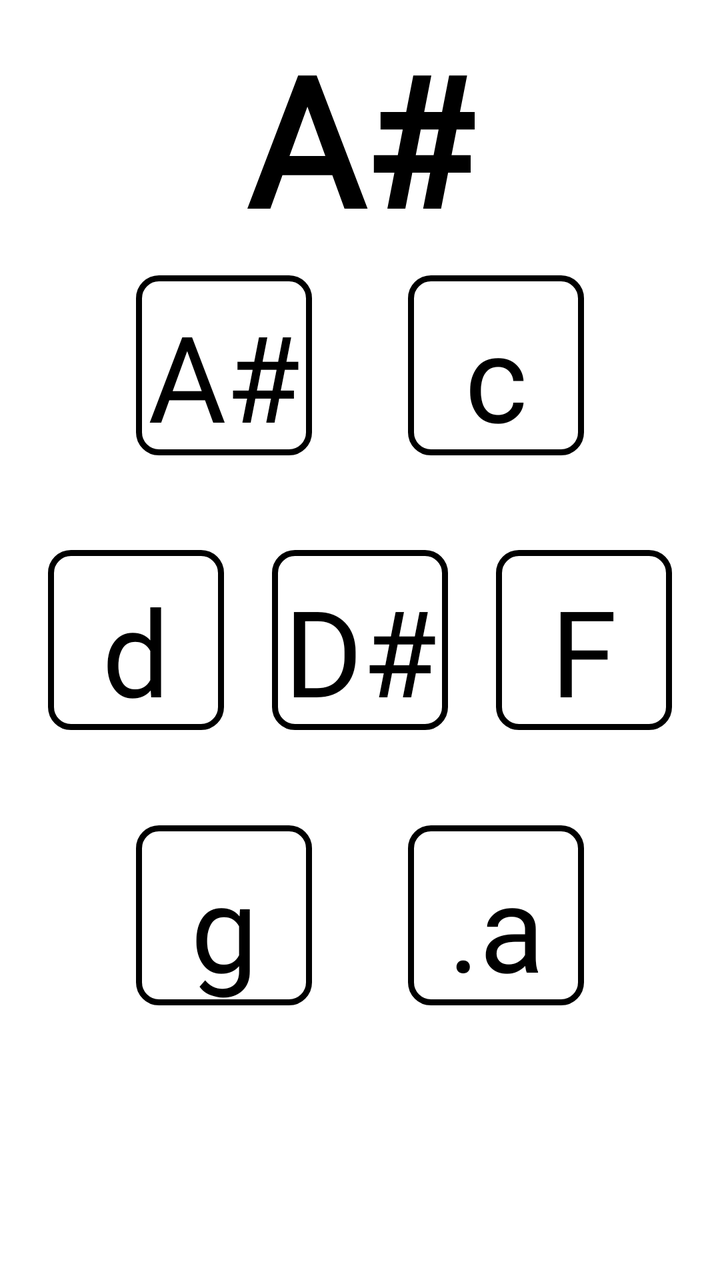
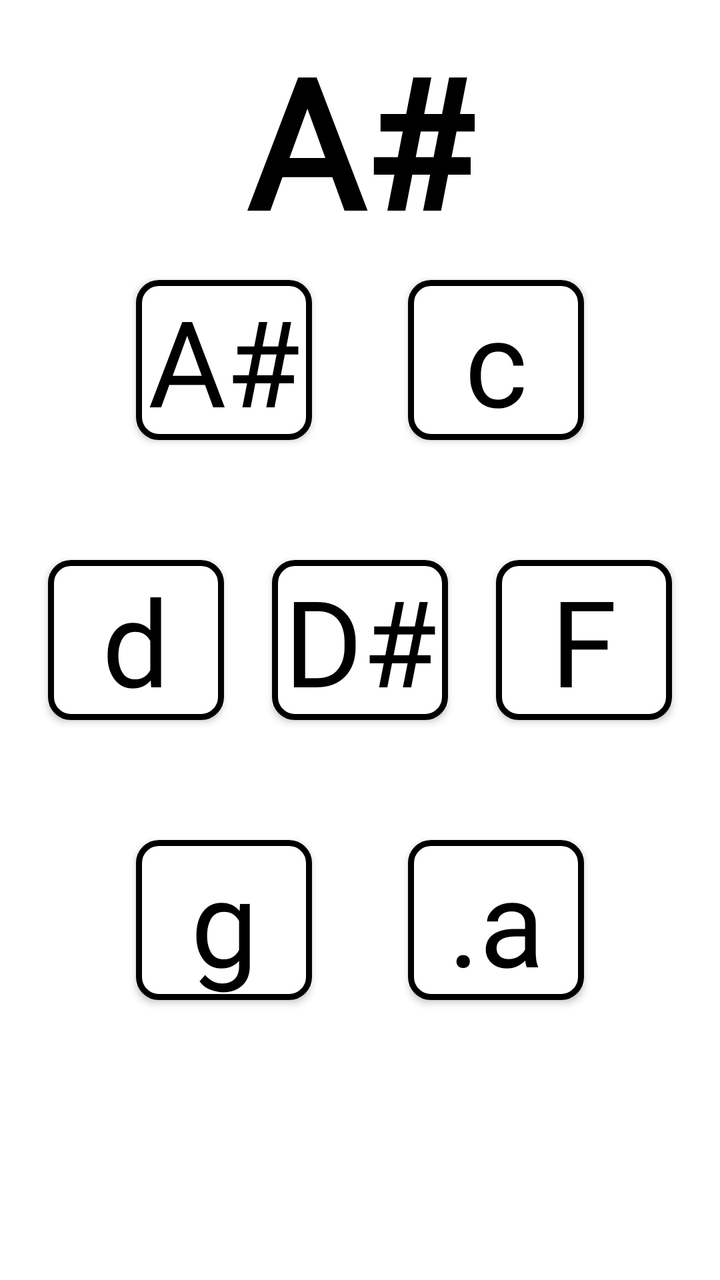

Compare the two renders of this Android layout. The source of the first and the diff that turns it into the second are given below.
<!-- AndroidManifest.xml: application theme AppTheme -->
<!-- res/layout/activity_maj_as.xml -->
<?xml version="1.0" encoding="utf-8"?>
<androidx.constraintlayout.widget.ConstraintLayout xmlns:android="http://schemas.android.com/apk/res/android"
    xmlns:app="http://schemas.android.com/apk/res-auto"
    xmlns:tools="http://schemas.android.com/tools"
    android:layout_width="match_parent"
    android:layout_height="match_parent"
    android:background="#ffffff"
    android:orientation="vertical"
    tools:context=".maj_as">


    <TextView
        android:id="@+id/maj_as_label"
        android:layout_width="wrap_content"
        android:layout_height="wrap_content"
        android:fontFamily="@font/intut"
        android:text="@string/M_as"
        android:textColor="#000000"
        android:textSize="90sp"
        android:textStyle="bold"
        app:layout_constraintBottom_toTopOf="@+id/as"
        app:layout_constraintEnd_toEndOf="@+id/c"
        app:layout_constraintStart_toStartOf="@+id/as"
        app:layout_constraintTop_toTopOf="parent"
        tools:ignore="MissingConstraints" />

    <Button
        android:id="@+id/as"
        android:layout_width="wrap_content"
        android:layout_height="wrap_content"
        android:background="@drawable/main_theme"
        android:fontFamily="@font/intut"
        android:text="@string/MAS_as"
        android:textAllCaps="false"
        android:textColor="#000000"
        android:textSize="60sp"
        app:layout_constraintBottom_toBottomOf="@+id/d"
        app:layout_constraintEnd_toEndOf="@+id/ds"
        app:layout_constraintStart_toStartOf="parent"
        app:layout_constraintTop_toTopOf="parent"
        tools:ignore="MissingConstraints" />

    <Button
        android:id="@+id/c"
        android:layout_width="wrap_content"
        android:layout_height="wrap_content"
        android:background="@drawable/main_theme"
        android:fontFamily="@font/intut"
        android:text="@string/MAS_c"
        android:textAllCaps="false"
        android:textColor="#000000"
        android:textSize="60sp"
        app:layout_constraintBottom_toBottomOf="@+id/f"
        app:layout_constraintEnd_toEndOf="parent"
        app:layout_constraintStart_toStartOf="@+id/ds"
        app:layout_constraintTop_toTopOf="parent"
        tools:ignore="MissingConstraints" />

    <Button
        android:id="@+id/d"
        android:layout_width="wrap_content"
        android:layout_height="wrap_content"
        android:background="@drawable/main_theme"
        android:fontFamily="@font/intut"
        android:text="@string/MAS_d"
        android:textAllCaps="false"
        android:textColor="#000000"
        android:textSize="60sp"
        app:layout_constraintBottom_toBottomOf="parent"
        app:layout_constraintEnd_toStartOf="@+id/ds"
        app:layout_constraintStart_toStartOf="parent"
        app:layout_constraintTop_toTopOf="parent"
        tools:ignore="MissingConstraints" />

    <Button
        android:id="@+id/ds"
        android:layout_width="wrap_content"
        android:layout_height="wrap_content"
        android:background="@drawable/main_theme"
        android:fontFamily="@font/intut"
        android:text="@string/MAS_ds"
        android:textAllCaps="false"
        android:textColor="#000000"
        android:textSize="60sp"
        app:layout_constraintBottom_toBottomOf="parent"
        app:layout_constraintEnd_toEndOf="parent"
        app:layout_constraintStart_toStartOf="parent"
        app:layout_constraintTop_toTopOf="parent"
        tools:ignore="MissingConstraints" />

    <Button
        android:id="@+id/f"
        android:layout_width="wrap_content"
        android:layout_height="wrap_content"
        android:background="@drawable/main_theme"
        android:fontFamily="@font/intut"
        android:text="@string/MAS_f"
        android:textAllCaps="false"
        android:textColor="#000000"
        android:textSize="60sp"
        app:layout_constraintBottom_toBottomOf="parent"
        app:layout_constraintEnd_toEndOf="parent"
        app:layout_constraintStart_toEndOf="@+id/ds"
        app:layout_constraintTop_toTopOf="parent"
        tools:ignore="MissingConstraints" />

    <Button
        android:id="@+id/g"
        android:layout_width="wrap_content"
        android:layout_height="wrap_content"
        android:background="@drawable/main_theme"
        android:fontFamily="@font/intut"
        android:text="@string/MAS_g"
        android:textAllCaps="false"
        android:textColor="#000000"
        android:textSize="60sp"
        app:layout_constraintBottom_toBottomOf="parent"
        app:layout_constraintEnd_toEndOf="@+id/ds"
        app:layout_constraintStart_toStartOf="parent"
        app:layout_constraintTop_toTopOf="@+id/ds"
        tools:ignore="MissingConstraints" />

    <Button
        android:id="@+id/a"
        android:layout_width="wrap_content"
        android:layout_height="wrap_content"
        android:background="@drawable/main_theme"
        android:fontFamily="@font/intut"
        android:text="@string/MAS_aA"
        android:textAllCaps="false"
        android:textColor="#000000"
        android:textSize="60sp"
        app:layout_constraintBottom_toBottomOf="parent"
        app:layout_constraintEnd_toEndOf="parent"
        app:layout_constraintStart_toStartOf="@+id/ds"
        app:layout_constraintTop_toTopOf="@+id/ds"
        tools:ignore="MissingConstraints" />


</androidx.constraintlayout.widget.ConstraintLayout>
<!-- resources referenced by this layout -->
<resources>
  <!-- drawable main_theme (drawable) -->
  <?xml version="1.0" encoding="utf-8"?>
  <shape xmlns:android="http://schemas.android.com/apk/res/android" android:shape="rectangle" >
      <corners
          android:radius="10dp"
          />
  
      <stroke
          android:width="3dp"
          android:color="#000000"
          />
      <padding
          android:left="0dp"
          android:top="10dp"
          android:right="0dp"
          android:bottom="0dp"
          />
  </shape>
  <string name="MAS_aA">.a</string>
  <string name="MAS_as">A#</string>
  <string name="MAS_c">c</string>
  <string name="MAS_d">d</string>
  <string name="MAS_ds">D#</string>
  <string name="MAS_f">F</string>
  <string name="MAS_g">g</string>
  <string name="M_as">A#</string>
  <style name="AppTheme" parent="Theme.AppCompat.NoActionBar">
          
          <item name="colorPrimary">#000000</item>
          <item name="colorPrimaryDark">#000000</item>
          <item name="colorAccent">#000000</item>
      </style>
</resources>

<!-- the commit's change to res/layout/activity_maj_as.xml (unified diff, before → after) -->
@@ -28,7 +28,7 @@
         android:id="@+id/as"
         android:layout_width="wrap_content"
         android:layout_height="wrap_content"
-        android:background="@drawable/main_theme"
+        android:background="@drawable/btn_unified_selector"
         android:fontFamily="@font/intut"
         android:text="@string/MAS_as"
         android:textAllCaps="false"
@@ -44,7 +44,7 @@
         android:id="@+id/c"
         android:layout_width="wrap_content"
         android:layout_height="wrap_content"
-        android:background="@drawable/main_theme"
+        android:background="@drawable/btn_unified_selector"
         android:fontFamily="@font/intut"
         android:text="@string/MAS_c"
         android:textAllCaps="false"
@@ -60,7 +60,7 @@
         android:id="@+id/d"
         android:layout_width="wrap_content"
         android:layout_height="wrap_content"
-        android:background="@drawable/main_theme"
+        android:background="@drawable/btn_unified_selector"
         android:fontFamily="@font/intut"
         android:text="@string/MAS_d"
         android:textAllCaps="false"
@@ -76,7 +76,7 @@
         android:id="@+id/ds"
         android:layout_width="wrap_content"
         android:layout_height="wrap_content"
-        android:background="@drawable/main_theme"
+        android:background="@drawable/btn_unified_selector"
         android:fontFamily="@font/intut"
         android:text="@string/MAS_ds"
         android:textAllCaps="false"
@@ -92,7 +92,7 @@
         android:id="@+id/f"
         android:layout_width="wrap_content"
         android:layout_height="wrap_content"
-        android:background="@drawable/main_theme"
+        android:background="@drawable/btn_unified_selector"
         android:fontFamily="@font/intut"
         android:text="@string/MAS_f"
         android:textAllCaps="false"
@@ -108,7 +108,7 @@
         android:id="@+id/g"
         android:layout_width="wrap_content"
         android:layout_height="wrap_content"
-        android:background="@drawable/main_theme"
+        android:background="@drawable/btn_unified_selector"
         android:fontFamily="@font/intut"
         android:text="@string/MAS_g"
         android:textAllCaps="false"
@@ -124,7 +124,7 @@
         android:id="@+id/a"
         android:layout_width="wrap_content"
         android:layout_height="wrap_content"
-        android:background="@drawable/main_theme"
+        android:background="@drawable/btn_unified_selector"
         android:fontFamily="@font/intut"
         android:text="@string/MAS_aA"
         android:textAllCaps="false"
<!-- resource entries referenced after the edit -->
@@ -1,23 +1,35 @@
 <!-- resources referenced by this layout -->
 <resources>
-  <!-- drawable main_theme (drawable) -->
+  <!-- drawable btn_unified_selector (drawable) -->
   <?xml version="1.0" encoding="utf-8"?>
-  <shape xmlns:android="http://schemas.android.com/apk/res/android" android:shape="rectangle" >
-      <corners
-          android:radius="10dp"
-          />
-  
-      <stroke
-          android:width="3dp"
-          android:color="#000000"
-          />
-      <padding
-          android:left="0dp"
-          android:top="10dp"
-          android:right="0dp"
-          android:bottom="0dp"
-          />
-  </shape>
+  <selector xmlns:android="http://schemas.android.com/apk/res/android">
+      
+      <item android:state_pressed="true">
+          <layer-list>
+              <item>
+                  <shape android:shape="rectangle">
+                      <solid android:color="#FFFFFF" />
+                      <stroke android:width="3dp" android:color="#000000" />
+                      <corners android:radius="10dp" />
+                  </shape>
+              </item>
+              <item>
+                  <shape android:shape="rectangle">
+                      <solid android:color="#80000000" /> 
+                      <corners android:radius="10dp" />
+                  </shape>
+              </item>
+          </layer-list>
+      </item>
+      
+      <item>
+          <shape android:shape="rectangle">
+              <solid android:color="#FFFFFF" />
+              <stroke android:width="3dp" android:color="#000000" />
+              <corners android:radius="10dp" />
+          </shape>
+      </item>
+  </selector>
   <string name="MAS_aA">.a</string>
   <string name="MAS_as">A#</string>
   <string name="MAS_c">c</string>
